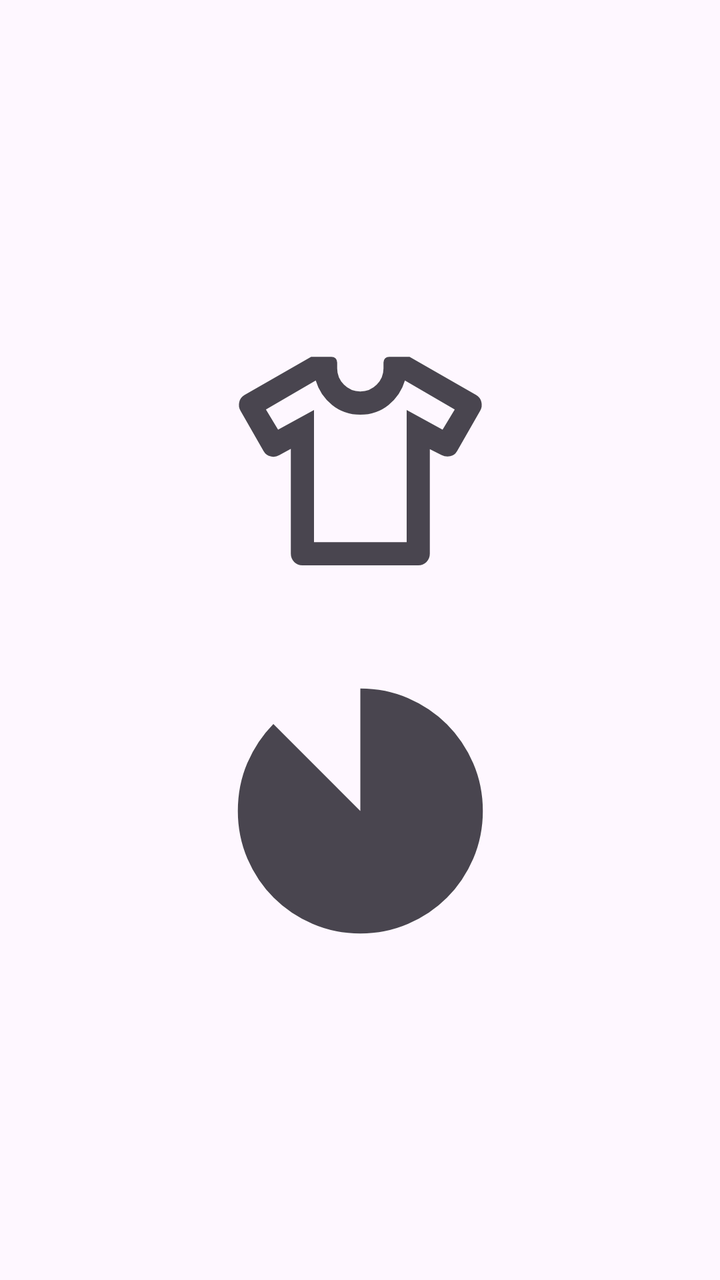
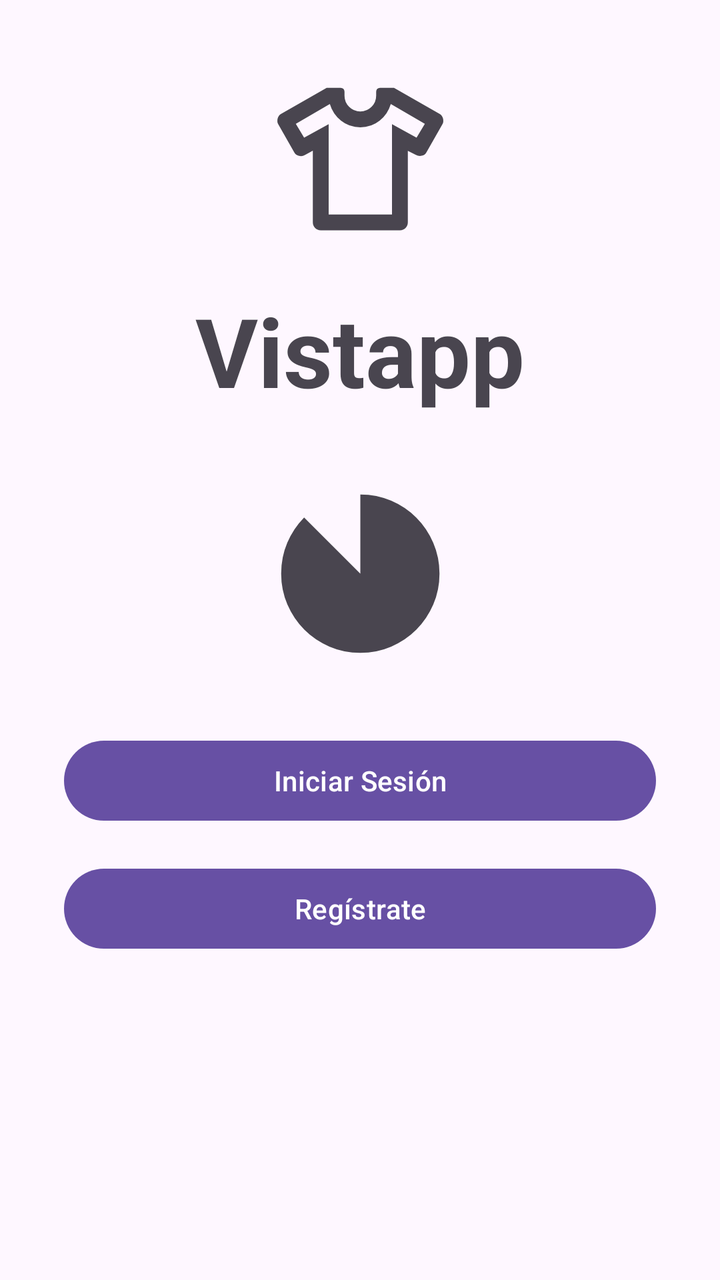

Compare the two renders of this Android layout. The source of the first and the diff that turns it into the second are given below.
<!-- AndroidManifest.xml: application theme Theme.Tarea_1__PMyDM -->
<!-- res/layout/fragment_first_.xml -->
<?xml version="1.0" encoding="utf-8"?>
<androidx.constraintlayout.widget.ConstraintLayout xmlns:android="http://schemas.android.com/apk/res/android"
    xmlns:app="http://schemas.android.com/apk/res-auto"
    android:layout_width="match_parent"
    android:layout_height="match_parent">

    <ImageView
        android:id="@+id/splash_image_logo"
        android:layout_width="168dp"
        android:layout_height="139dp"
        android:contentDescription="@string/logo"
        app:layout_constraintBottom_toTopOf="@+id/splash_image_loading"
        app:layout_constraintEnd_toEndOf="parent"
        app:layout_constraintStart_toStartOf="parent"
        app:layout_constraintTop_toTopOf="parent"
        app:layout_constraintVertical_chainStyle="packed"
        app:srcCompat="@drawable/apparel_24px" />

    <ImageView
        android:id="@+id/splash_image_loading"
        android:layout_width="147dp"
        android:layout_height="147dp"
        android:layout_marginTop="32dp"
        android:contentDescription="@string/icono_cargando"
        app:layout_constraintBottom_toBottomOf="parent"
        app:layout_constraintEnd_toEndOf="parent"
        app:layout_constraintStart_toStartOf="parent"
        app:layout_constraintTop_toBottomOf="@+id/splash_image_logo"
        app:srcCompat="@drawable/incomplete_circle_24px" />

</androidx.constraintlayout.widget.ConstraintLayout>
<!-- resources referenced by this layout -->
<resources>
  <!-- drawable apparel_24px (drawable) -->
  <vector xmlns:android="http://schemas.android.com/apk/res/android"
      android:width="24dp"
      android:height="24dp"
      android:viewportWidth="960"
      android:viewportHeight="960"
      android:tint="?attr/colorControlNormal">
    <path
        android:fillColor="@android:color/white"
        android:pathData="M240,438L200,460Q186,468 170,464Q154,460 146,446L66,306Q58,292 62,276Q66,260 80,252L310,120L380,120Q389,120 394.5,125.5Q400,131 400,140L400,160Q400,193 423.5,216.5Q447,240 480,240Q513,240 536.5,216.5Q560,193 560,160L560,140Q560,131 565.5,125.5Q571,120 580,120L650,120L880,252Q894,260 898,276Q902,292 894,306L814,446Q806,460 790.5,463.5Q775,467 760,459L720,439L720,800Q720,817 708.5,828.5Q697,840 680,840L280,840Q263,840 251.5,828.5Q240,817 240,800L240,438ZM320,304L320,760L640,760L640,304L764,372L806,302L634,202L634,202Q619,253 577.5,286.5Q536,320 480,320Q424,320 382.5,286.5Q341,253 326,202L326,202L154,302L196,372L320,304ZM480,481L480,481L480,481L480,481L480,481Q480,481 480,481Q480,481 480,481Q480,481 480,481Q480,481 480,481L480,481L480,481L480,481L480,481L480,481L480,481Z"/>
  </vector>
  <!-- drawable incomplete_circle_24px (drawable) -->
  <vector xmlns:android="http://schemas.android.com/apk/res/android"
      android:width="24dp"
      android:height="24dp"
      android:viewportWidth="960"
      android:viewportHeight="960"
      android:tint="?attr/colorControlNormal">
    <path
        android:fillColor="@android:color/white"
        android:pathData="M480,880Q397,880 324,848.5Q251,817 197,763Q143,709 111.5,636Q80,563 80,480Q80,396 111,323.5Q142,251 196,196L480,480L480,80Q563,80 636,111.5Q709,143 763,197Q817,251 848.5,324Q880,397 880,480Q880,563 848.5,636Q817,709 763,763Q709,817 636,848.5Q563,880 480,880Z"/>
  </vector>
  <string name="icono_cargando">Icono de carga</string>
  <string name="logo">Logo</string>
  <style name="Theme.Tarea_1__PMyDM" parent="Base.Theme.Tarea_1__PMyDM" />
  <style name="Base.Theme.Tarea_1__PMyDM" parent="Theme.Material3.DayNight.NoActionBar">
          
          
      </style>
</resources>

<!-- the commit's change to res/layout/fragment_first_.xml (unified diff, before → after) -->
@@ -6,26 +6,60 @@
 
     <ImageView
         android:id="@+id/splash_image_logo"
-        android:layout_width="168dp"
-        android:layout_height="139dp"
+        android:layout_width="121dp"
+        android:layout_height="95dp"
+        android:layout_marginTop="32dp"
         android:contentDescription="@string/logo"
-        app:layout_constraintBottom_toTopOf="@+id/splash_image_loading"
         app:layout_constraintEnd_toEndOf="parent"
         app:layout_constraintStart_toStartOf="parent"
         app:layout_constraintTop_toTopOf="parent"
-        app:layout_constraintVertical_chainStyle="packed"
         app:srcCompat="@drawable/apparel_24px" />
+
+    <TextView
+        android:id="@+id/text_vistapp"
+        android:layout_width="wrap_content"
+        android:layout_height="wrap_content"
+        android:layout_marginTop="16dp"
+        android:text="@string/vistapp"
+        android:textSize="48sp"
+        android:textStyle="bold"
+        app:layout_constraintEnd_toEndOf="parent"
+        app:layout_constraintStart_toStartOf="parent"
+        app:layout_constraintTop_toBottomOf="@id/splash_image_logo" />
 
     <ImageView
         android:id="@+id/splash_image_loading"
-        android:layout_width="147dp"
-        android:layout_height="147dp"
+        android:layout_width="121dp"
+        android:layout_height="95dp"
         android:layout_marginTop="32dp"
         android:contentDescription="@string/icono_cargando"
-        app:layout_constraintBottom_toBottomOf="parent"
         app:layout_constraintEnd_toEndOf="parent"
         app:layout_constraintStart_toStartOf="parent"
-        app:layout_constraintTop_toBottomOf="@+id/splash_image_logo"
+        app:layout_constraintTop_toBottomOf="@id/text_vistapp"
         app:srcCompat="@drawable/incomplete_circle_24px" />
 
+    <Button
+        android:id="@+id/splash_btn_login"
+        android:layout_width="0dp"
+        android:layout_height="wrap_content"
+        android:layout_marginStart="32dp"
+        android:layout_marginTop="32dp"
+        android:layout_marginEnd="32dp"
+        android:text="@string/iniciar_sesion"
+        app:layout_constraintEnd_toEndOf="parent"
+        app:layout_constraintStart_toStartOf="parent"
+        app:layout_constraintTop_toBottomOf="@id/splash_image_loading" />
+
+    <Button
+        android:id="@+id/splash_btn_register"
+        android:layout_width="0dp"
+        android:layout_height="wrap_content"
+        android:layout_marginStart="32dp"
+        android:layout_marginTop="16dp"
+        android:layout_marginEnd="32dp"
+        android:text="@string/registrate"
+        app:layout_constraintEnd_toEndOf="parent"
+        app:layout_constraintStart_toStartOf="parent"
+        app:layout_constraintTop_toBottomOf="@id/splash_btn_login" />
+
 </androidx.constraintlayout.widget.ConstraintLayout>
<!-- resource entries referenced after the edit -->
@@ -23,7 +23,10 @@
         android:pathData="M480,880Q397,880 324,848.5Q251,817 197,763Q143,709 111.5,636Q80,563 80,480Q80,396 111,323.5Q142,251 196,196L480,480L480,80Q563,80 636,111.5Q709,143 763,197Q817,251 848.5,324Q880,397 880,480Q880,563 848.5,636Q817,709 763,763Q709,817 636,848.5Q563,880 480,880Z"/>
   </vector>
   <string name="icono_cargando">Icono de carga</string>
+  <string name="iniciar_sesion">Iniciar Sesión</string>
   <string name="logo">Logo</string>
+  <string name="registrate">Regístrate</string>
+  <string name="vistapp">Vistapp</string>
   <style name="Theme.Tarea_1__PMyDM" parent="Base.Theme.Tarea_1__PMyDM" />
   <style name="Base.Theme.Tarea_1__PMyDM" parent="Theme.Material3.DayNight.NoActionBar">
           
